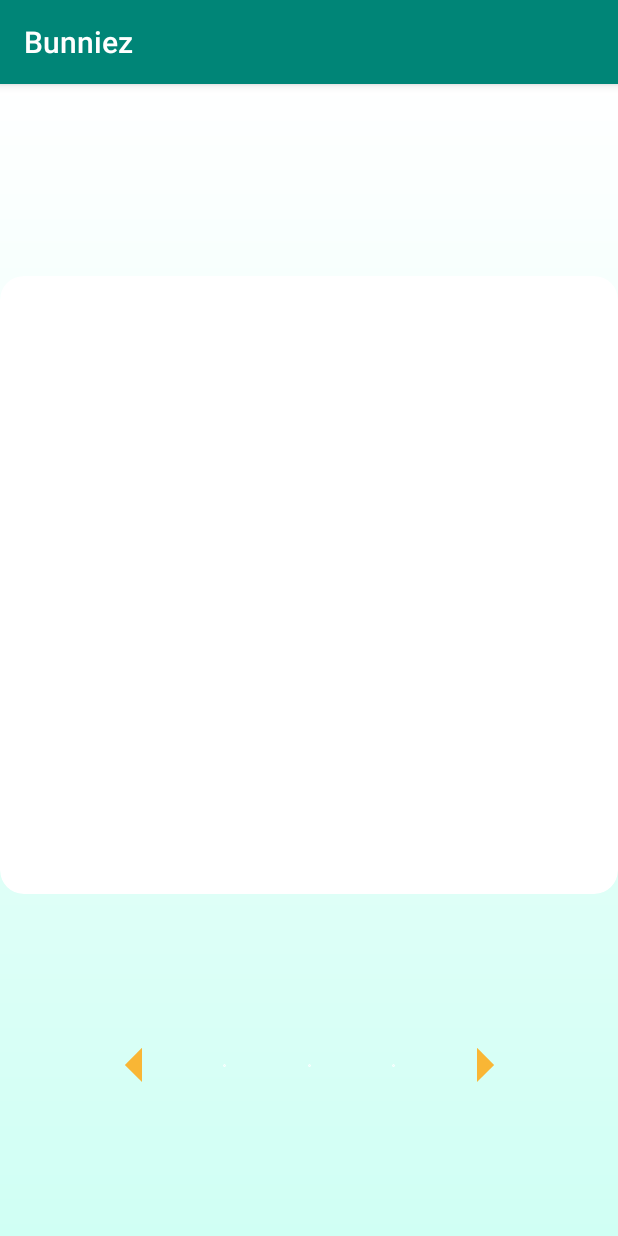
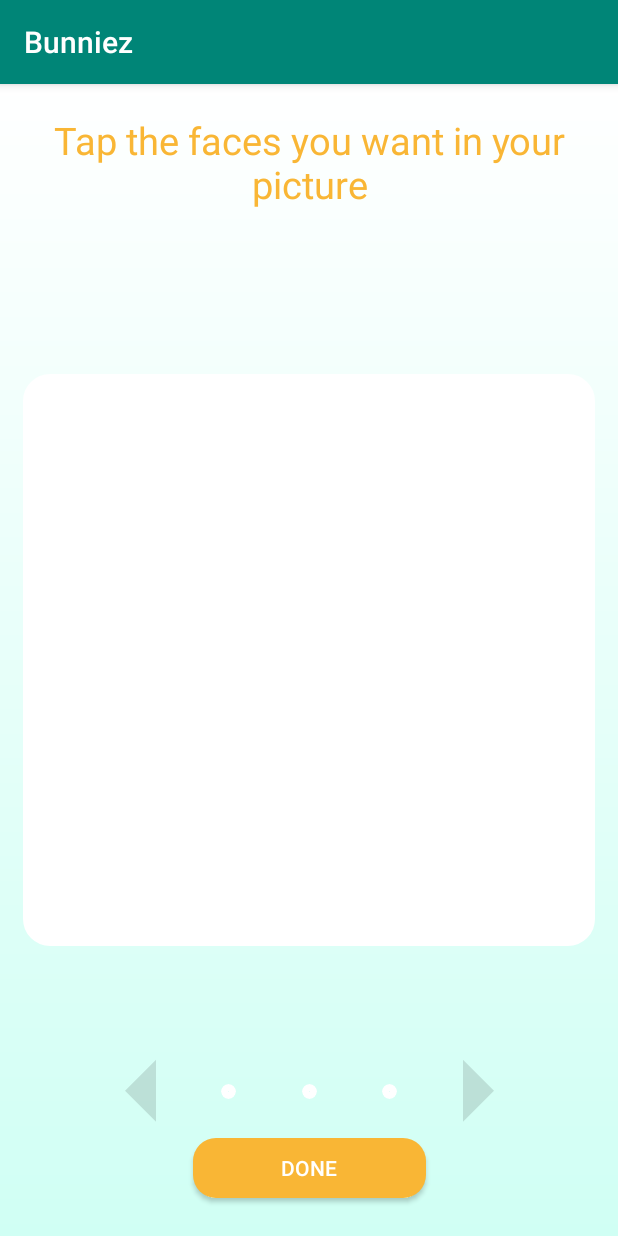
Before and after one commit to glevix/Bunniez, an Android app: the SelectFacesActivity screen opened directly, with no data from a screen before it, on a phone screen of 412 x 824 dp. Run offline under Robolectric (Android 15) with nearby library versions, the light colour scheme and no system bars; 3 statements that could not run were skipped.

Commit message:
wip - select faces ui

```diff
--- a/app/src/main/java/postpc/moriaor/bunniez/MainActivity.java
+++ b/app/src/main/java/postpc/moriaor/bunniez/MainActivity.java
@@ -117,7 +117,7 @@ public class MainActivity extends AppCompatActivity implements View.OnClickListe
 
 
     private void onDoneSelection() {
-        this.startLoaderActivity("Uploading Your Photos...", RequestTypes.UPLOAD);
+        this.startLoaderActivity(getString(R.string.loader_upload), RequestTypes.UPLOAD);
     }
 
     private void startLoaderActivity(String display, String request) {
--- a/app/src/main/java/postpc/moriaor/bunniez/SelectFacesActivity.java
+++ b/app/src/main/java/postpc/moriaor/bunniez/SelectFacesActivity.java
@@ -2,6 +2,7 @@ package postpc.moriaor.bunniez;
 
 import androidx.appcompat.app.AppCompatActivity;
 
+import android.content.Intent;
 import android.graphics.Bitmap;
 import android.graphics.BitmapFactory;
 import android.media.ThumbnailUtils;
@@ -23,6 +24,7 @@ public class SelectFacesActivity extends AppCompatActivity implements View.OnCli
     private ImageView selectedImage;
     private Button rightArrow;
     private Button leftArrow;
+    private Button doneButton;
 
     private ArrayList<String> imagePaths;
     ArrayList<Bitmap> thumbnails;
@@ -55,6 +57,7 @@ public class SelectFacesActivity extends AppCompatActivity implements View.OnCli
         rightThumbnail = findViewById(R.id.rightImage);
         leftThumbnail = findViewById(R.id.leftImage);
         middleThumbnail = findViewById(R.id.middleImage);
+        doneButton = findViewById(R.id.done_button);
     }
 
     private void setOnClickListenters() {
@@ -64,6 +67,7 @@ public class SelectFacesActivity extends AppCompatActivity implements View.OnCli
         rightThumbnail.setOnClickListener(this);
         leftThumbnail.setOnClickListener(this);
         middleThumbnail.setOnClickListener(this);
+        doneButton.setOnClickListener(this);
 
         selectedImage.setClipToOutline(true);
         rightThumbnail.setClipToOutline(true);
@@ -107,6 +111,9 @@ public class SelectFacesActivity extends AppCompatActivity implements View.OnCli
             case R.id.middleImage:
             case R.id.leftImage:
                 onThumbnailPress(v);
+                break;
+            case R.id.done_button:
+                onDone();
                 break;
         }
         handleIndexChange();
@@ -158,5 +165,15 @@ public class SelectFacesActivity extends AppCompatActivity implements View.OnCli
         selectedImageIndex = getThumbnailIndex(thumbnail);
      }
 
+     private void onDone() {
+         Intent loaderIntent = new Intent(this, LoaderActivity.class);
+         loaderIntent.putExtra("display", getString(R.string.loader_prepare));
+         loaderIntent.putExtra("request", RequestTypes.PROCESS);
+         loaderIntent.putStringArrayListExtra("imagePaths", imagePaths);
+         if(loaderIntent.resolveActivity(getPackageManager()) != null) {
+             startActivityForResult(loaderIntent, MainActivity.HTTP_LOADER_REQUEST);
+         }
+     }
+
 
 }
--- a/app/src/main/res/drawable/arrow.xml
+++ b/app/src/main/res/drawable/arrow.xml
@@ -10,7 +10,7 @@
                 android:shape="rectangle" >
                 <stroke android:color="@color/transparent" android:width="10dp"/>
                 <solid
-                    android:color="@color/secondaryColor" />
+                    android:color="@color/black_overlay" />
             </shape>
         </rotate>
     </item>
--- a/app/src/main/res/drawable/image_background.xml
+++ b/app/src/main/res/drawable/image_background.xml
@@ -1,8 +1,8 @@
 <?xml version="1.0" encoding="UTF-8"?>
 <shape xmlns:android="http://schemas.android.com/apk/res/android">
     <solid android:color="#FFFFFF" />
-    <stroke android:width="1dp" android:color="@color/white" />
-    <padding android:left="1dp" android:top="1dp" android:right="1dp"
-        android:bottom="1dp" />
+    <stroke android:width="5dp" android:color="@color/white" />
+    <padding android:left="5dp" android:top="5dp" android:right="5dp"
+        android:bottom="5dp" />
     <corners android:radius="15dp" />
 </shape>
--- a/app/src/main/res/drawable/image_border.xml
+++ b/app/src/main/res/drawable/image_border.xml
@@ -1,8 +1,8 @@
 <?xml version="1.0" encoding="UTF-8"?>
 <shape xmlns:android="http://schemas.android.com/apk/res/android">
     <solid android:color="#FFFFFF" />
-    <stroke android:width="8dp" android:color="@color/secondaryColor" />
-    <padding android:left="1dp" android:top="1dp" android:right="1dp"
-        android:bottom="1dp" />
+    <stroke android:width="5dp" android:color="@color/secondaryColor" />
+    <padding android:left="5dp" android:top="5dp" android:right="5dp"
+        android:bottom="5dp" />
     <corners android:radius="15dp" />
 </shape>
--- a/app/src/main/res/layout/activity_select_faces.xml
+++ b/app/src/main/res/layout/activity_select_faces.xml
@@ -7,18 +7,33 @@
     android:background="@drawable/background_gradient"
     tools:context=".SelectFacesActivity">
 
+    <TextView
+        android:id="@+id/instructions"
+        android:layout_width="wrap_content"
+        android:layout_height="wrap_content"
+        android:text="@string/instructions"
+        app:layout_constraintLeft_toLeftOf="parent"
+        app:layout_constraintRight_toRightOf="parent"
+        app:layout_constraintTop_toTopOf="parent"
+        android:layout_marginTop="20dp"
+        android:textAlignment="center"
+        android:fontFamily="sans-serif"
+        android:textSize="25sp"
+        android:textColor="@color/secondaryColor"
+        />
 
     <ImageView
         android:id="@+id/selectedImage"
         android:layout_width="match_parent"
         android:layout_height="wrap_content"
-        android:contentDescription="photo"
+        android:contentDescription="@string/content_description"
         app:layout_constraintBottom_toBottomOf="parent"
         app:layout_constraintEnd_toEndOf="parent"
         app:layout_constraintStart_toStartOf="parent"
         app:layout_constraintTop_toTopOf="parent"
-        android:layout_marginBottom="100dp"
         android:adjustViewBounds="true"
+        android:layout_marginEnd="15dp"
+        android:layout_marginStart="15dp"
         android:background="@drawable/image_background"
         app:srcCompat="@drawable/background_gradient" />
 
@@ -26,7 +41,7 @@
         android:id="@+id/leftImage"
         android:layout_width="wrap_content"
         android:layout_height="wrap_content"
-        android:contentDescription="photo"
+        android:contentDescription="@string/content_description"
         app:layout_constraintBottom_toBottomOf="parent"
         app:layout_constraintEnd_toStartOf="@id/middleImage"
         app:layout_constraintStart_toEndOf="@id/left_arrow"
@@ -39,7 +54,7 @@
         android:id="@+id/middleImage"
         android:layout_width="wrap_content"
         android:layout_height="wrap_content"
-        android:contentDescription="photo"
+         android:contentDescription="@string/content_description"
         app:layout_constraintBottom_toBottomOf="parent"
         app:layout_constraintEnd_toStartOf="@id/rightImage"
         app:layout_constraintStart_toEndOf="@id/leftImage"
@@ -52,7 +67,7 @@
         android:id="@+id/rightImage"
         android:layout_width="wrap_content"
         android:layout_height="wrap_content"
-        android:contentDescription="photo"
+         android:contentDescription="@string/content_description"
         app:layout_constraintBottom_toBottomOf="parent"
         app:layout_constraintEnd_toStartOf="@id/right_arrow"
         app:layout_constraintStart_toEndOf="@id/middleImage"
@@ -63,8 +78,8 @@
 
     <Button
         android:id="@+id/left_arrow"
-        android:layout_width="40dp"
-        android:layout_height="40dp"
+        android:layout_width="60dp"
+        android:layout_height="60dp"
         android:scaleX="-1"
         app:layout_constraintBottom_toBottomOf="parent"
         app:layout_constraintEnd_toStartOf="@id/leftImage"
@@ -74,13 +89,28 @@
 
     <Button
         android:id="@+id/right_arrow"
-        android:layout_width="40dp"
-        android:layout_height="40dp"
+        android:layout_width="60dp"
+        android:layout_height="60dp"
         app:layout_constraintBottom_toBottomOf="parent"
         app:layout_constraintEnd_toEndOf="parent"
         app:layout_constraintStart_toEndOf="@id/rightImage"
         app:layout_constraintTop_toBottomOf="@id/selectedImage"
         android:background="@drawable/arrow"/>
 
+    <Button
+        android:id="@+id/done_button"
+        android:layout_width="155dp"
+        android:layout_height="40dp"
+        android:text="@string/done"
+        android:textColor="@color/white"
+        app:layout_constraintLeft_toLeftOf="parent"
+        app:layout_constraintRight_toRightOf="parent"
+        app:layout_constraintTop_toBottomOf="@id/middleImage"
+        app:layout_constraintBottom_toBottomOf="parent"
+        android:layout_marginTop="25dp"
+        android:layout_marginBottom="25dp"
+        android:background="@drawable/button_shape"
+        />
+
 
 </androidx.constraintlayout.widget.ConstraintLayout>
--- a/app/src/main/res/values/colors.xml
+++ b/app/src/main/res/values/colors.xml
@@ -9,6 +9,6 @@
     <color name="secondaryColor">#F9B635</color>
     <color name="white">#FFFFFF</color>
 
-    <color name="black_overlay">#66000000</color>
+    <color name="black_overlay">#1F000000</color>
     <color name="transparent">#00000000</color>
 </resources>
--- a/app/src/main/res/values/strings.xml
+++ b/app/src/main/res/values/strings.xml
@@ -4,6 +4,13 @@
     <string name="lets_start">Let\'s Get Started</string>
     <string name="camera">Camera</string>
     <string name="gallery">Gallery</string>
+    <string name="done">Done</string>
     <string name="title_activity_splash">Bunniez</string>
+    <string name="content_description">photo</string>
     <string name="splash_text">Just a second..</string>
+    <string name="instructions">Tap the faces you want in your picture</string>
+    <string name="loader_prepare">Preparing your photos&#8230;</string>
+    <string name="loader_upload">Uploading Your Photos&#8230;</string>
+
+
 </resources>
```
